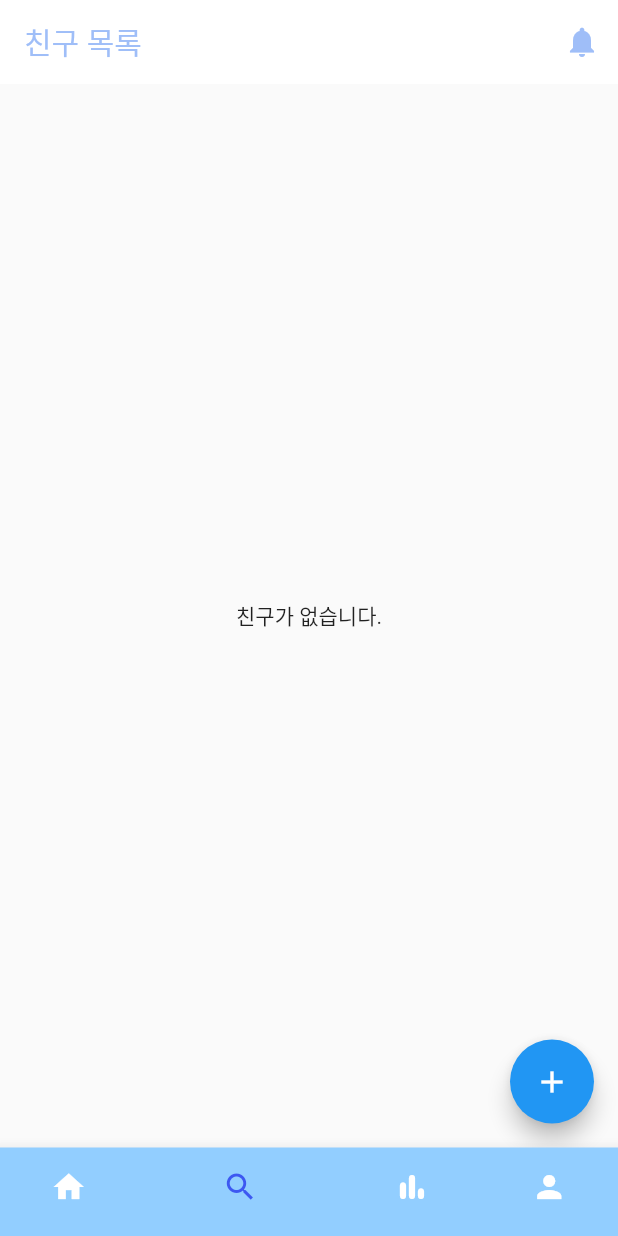
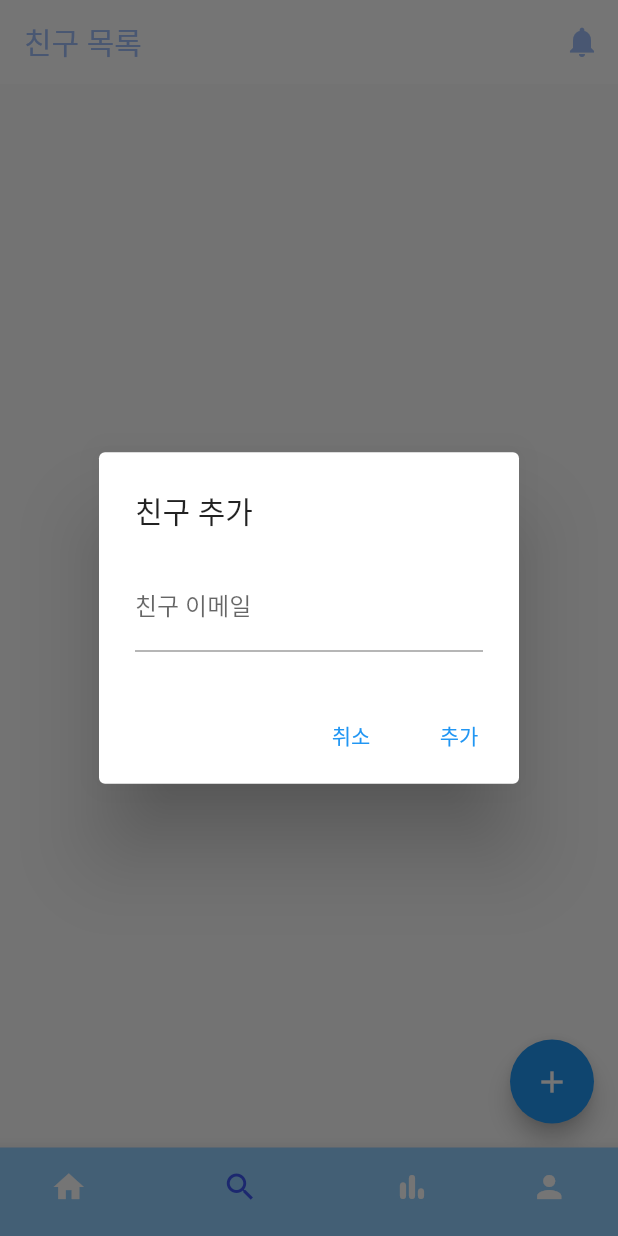
Before and after one commit to a00896/calendar_flutter, a Flutter app: the screen it shows once a user with an empty profile is signed in, item 2 of the bottom bar chosen, after a tap on the "add" icon, on a phone screen of 412 x 824 dp. Run offline on Flutter 3.47's test engine with Material 2 defaults, Android fonts, the phone set to English and light mode, and no system bars; our stand-ins replace cloud_firestore, firebase_auth, firebase_core, firebase_storage, fluttertoast, font_awesome_flutter and 3 more; accounts and stored records are empty.

Commit message:
오류 수정

```diff
--- a/lib/screens/friend_screens.dart
+++ b/lib/screens/friend_screens.dart
@@ -123,11 +123,40 @@ class FriendScreen extends StatelessWidget {
         },
       ),
       floatingActionButton: FloatingActionButton(
-        child: Icon(Icons.add),
-        onPressed: () {
-          // Add friend functionality
-        },
-      ),
+  child: Icon(Icons.add),
+  onPressed: () {
+    showDialog(
+      context: context,
+      builder: (BuildContext context) {
+        return AlertDialog(
+          title: Text('친구 추가'),
+          content: TextField(
+            controller: _profileController.emailController,
+            decoration: InputDecoration(
+              labelText: '친구 이메일',
+            ),
+          ),
+          actions: [
+            TextButton(
+              child: Text('취소'),
+              onPressed: () {
+                Navigator.pop(context);
+              },
+            ),
+            TextButton(
+              child: Text('추가'),
+              onPressed: () {
+                String friendEmail = _profileController.emailController.text;
+                _profileController.addFriendByEmail(friendEmail);
+                Navigator.pop(context);
+              },
+            ),
+          ],
+        );
+      },
+    );
+  },
+),
     );
   }
 }
@@ -162,7 +191,6 @@ class FriendRequestCard extends StatelessWidget {
             fontWeight: FontWeight.bold,
           ),
         ),
-        subtitle: Text('친구 요청이 도착했습니다.'),
         trailing: Row(
           mainAxisSize: MainAxisSize.min,
           children: [
```
